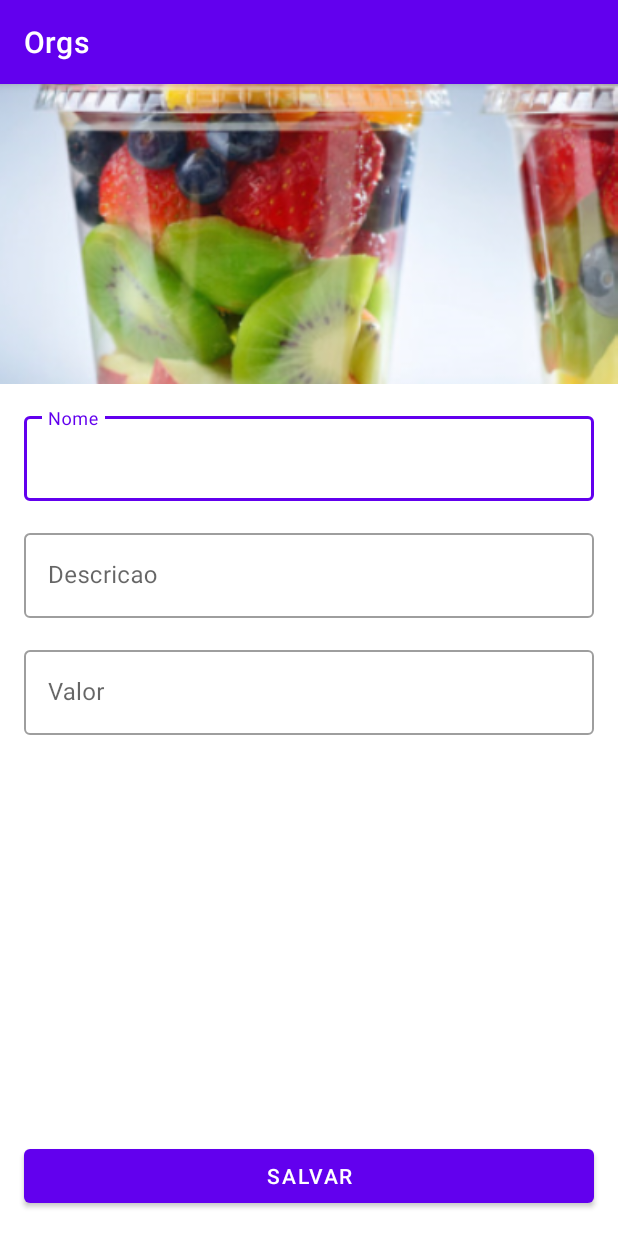
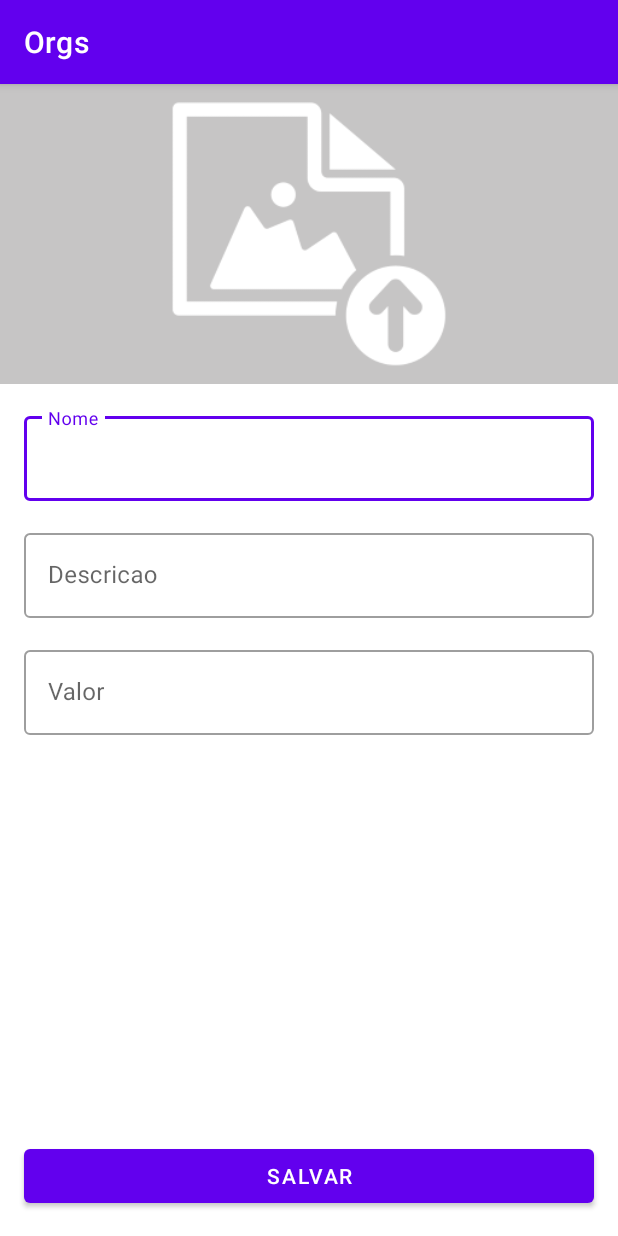
Before and after one commit to AlinyKelly/Orgs, an Android app: the FormularioProdutoActivity screen opened directly, with no data from a screen before it, on a phone screen of 412 x 824 dp. Run offline under Robolectric (Android 15) with nearby library versions, the light colour scheme and no system bars.

Commit message:
Criacao do formulario para carregamento da imagem. Utilizando o COIL para inserir as imagens

```diff
--- a/app/build.gradle
+++ b/app/build.gradle
@@ -43,6 +43,8 @@ dependencies {
     implementation 'androidx.constraintlayout:constraintlayout:2.1.4'
     implementation "androidx.recyclerview:recyclerview:1.2.1"
     testImplementation 'junit:junit:4.13.2'
-    androidTestImplementation 'androidx.test.ext:junit:1.1.3'
-    androidTestImplementation 'androidx.test.espresso:espresso-core:3.4.0'
+    androidTestImplementation 'androidx.test.ext:junit:1.1.4'
+    androidTestImplementation 'androidx.test.espresso:espresso-core:3.5.0'
+
+    implementation("io.coil-kt:coil:2.2.2")
 }
--- a/app/src/main/java/br/com/alinykelly/orgs/ui/activity/ListaProdutosActivity.kt
+++ b/app/src/main/java/br/com/alinykelly/orgs/ui/activity/ListaProdutosActivity.kt
@@ -3,6 +3,7 @@ package br.com.alinykelly.orgs.ui.activity
 import android.annotation.SuppressLint
 import android.content.Intent
 import android.os.Bundle
+import androidx.appcompat.app.AlertDialog
 import androidx.appcompat.app.AppCompatActivity
 import androidx.recyclerview.widget.RecyclerView
 import br.com.alinykelly.orgs.R
--- a/app/src/main/java/br/com/alinykelly/orgs/ui/recyclerView/adapter/ListaProdutosAdapter.kt
+++ b/app/src/main/java/br/com/alinykelly/orgs/ui/recyclerView/adapter/ListaProdutosAdapter.kt
@@ -6,6 +6,7 @@ import android.view.ViewGroup
 import androidx.recyclerview.widget.RecyclerView
 import br.com.alinykelly.orgs.databinding.ProdutoItemBinding
 import br.com.alinykelly.orgs.model.Produto
+import coil.load
 import java.math.BigDecimal
 import java.text.NumberFormat
 import java.util.*
@@ -30,6 +31,7 @@ class ListaProdutosAdapter(
             //Formatar valor monetario
             val valorEmMoeda = formatarMoedaBR(produto.valor)
             valor.text = valorEmMoeda
+            binding.imageView.load("inserir a url aqui")
         }
 
         private fun formatarMoedaBR(valor: BigDecimal): String? {
--- /dev/null
+++ b/app/src/main/res/drawable/ic_action_refresh.xml
@@ -0,0 +1,5 @@
+<vector android:height="24dp" android:tint="#000000"
+    android:viewportHeight="24" android:viewportWidth="24"
+    android:width="24dp" xmlns:android="http://schemas.android.com/apk/res/android">
+    <path android:fillColor="@android:color/white" android:pathData="M17.65,6.35C16.2,4.9 14.21,4 12,4c-4.42,0 -7.99,3.58 -7.99,8s3.57,8 7.99,8c3.73,0 6.84,-2.55 7.73,-6h-2.08c-0.82,2.33 -3.04,4 -5.65,4 -3.31,0 -6,-2.69 -6,-6s2.69,-6 6,-6c1.66,0 3.14,0.69 4.22,1.78L13,11h7V4l-2.35,2.35z"/>
+</vector>
--- a/app/src/main/res/layout/activity_formulario_produto.xml
+++ b/app/src/main/res/layout/activity_formulario_produto.xml
@@ -19,7 +19,7 @@
             app:layout_constraintEnd_toEndOf="parent"
             app:layout_constraintStart_toStartOf="parent"
             app:layout_constraintTop_toTopOf="parent"
-            app:srcCompat="@drawable/produto_1" />
+            app:srcCompat="@drawable/imagem_padrao" />
 
         <com.google.android.material.textfield.TextInputLayout
             android:id="@+id/form_produto_textinputlayout_nome"
@@ -35,7 +35,8 @@
                 android:id="@+id/activity_formulario_produto_nome"
                 android:layout_width="match_parent"
                 android:layout_height="wrap_content"
-                android:hint="Nome" />
+                android:hint="Nome"
+                android:inputType="text" />
         </com.google.android.material.textfield.TextInputLayout>
 
         <com.google.android.material.textfield.TextInputLayout
@@ -52,7 +53,8 @@
                 android:id="@+id/activity_formulario_produto_descricao"
                 android:layout_width="match_parent"
                 android:layout_height="wrap_content"
-                android:hint="Descricao" />
+                android:hint="Descricao"
+                android:inputType="text" />
         </com.google.android.material.textfield.TextInputLayout>
 
         <com.google.android.material.textfield.TextInputLayout
@@ -69,7 +71,8 @@
                 android:id="@+id/activity_formulario_produto_valor"
                 android:layout_width="match_parent"
                 android:layout_height="wrap_content"
-                android:hint="Valor" />
+                android:hint="Valor"
+                android:inputType="numberDecimal" />
         </com.google.android.material.textfield.TextInputLayout>
 
         <Button
@@ -78,11 +81,11 @@
             android:layout_height="wrap_content"
             android:layout_margin="16dp"
             android:text="Salvar"
-            app:layout_constraintVertical_bias="1"
             app:layout_constraintBottom_toBottomOf="parent"
             app:layout_constraintEnd_toEndOf="parent"
             app:layout_constraintStart_toStartOf="parent"
-            app:layout_constraintTop_toBottomOf="@id/form_produto_textinputlayout_valor" />
+            app:layout_constraintTop_toBottomOf="@id/form_produto_textinputlayout_valor"
+            app:layout_constraintVertical_bias="1" />
 
     </androidx.constraintlayout.widget.ConstraintLayout>
 </ScrollView>
--- a/app/src/main/res/layout/activity_lista_produtos.xml
+++ b/app/src/main/res/layout/activity_lista_produtos.xml
@@ -27,6 +27,6 @@
         app:layout_constraintEnd_toEndOf="parent"
         android:contentDescription="@string/novoproduto"
         android:text="@string/novoproduto"
-        app:icon="@drawable/ic_baseline_add_24" />
+        app:icon="@drawable/ic_action_add" />
 
 </androidx.constraintlayout.widget.ConstraintLayout>
```
Also changed, not shown: app/src/main/java/br/com/alinykelly/orgs/ui/activity/FormularioProdutoActivity.kt (+12 -0 lines), app/src/main/res/layout/formulario_imagem.xml (added, +56 -0 lines), app/src/main/res/drawable-hdpi/imagem_padrao.png (added), app/src/main/res/drawable-ldpi/imagem_padrao.png (added), app/src/main/res/drawable-mdpi/imagem_padrao.png (added), app/src/main/res/drawable-xhdpi/imagem_padrao.png (added), app/src/main/res/drawable-xxhdpi/imagem_padrao.png (added), app/src/main/res/drawable-xxxhdpi/imagem_padrao.png (added), app/src/main/res/drawable/ic_action_add.xml (renamed from app/src/main/res/drawable/ic_baseline_add_24.xml).
